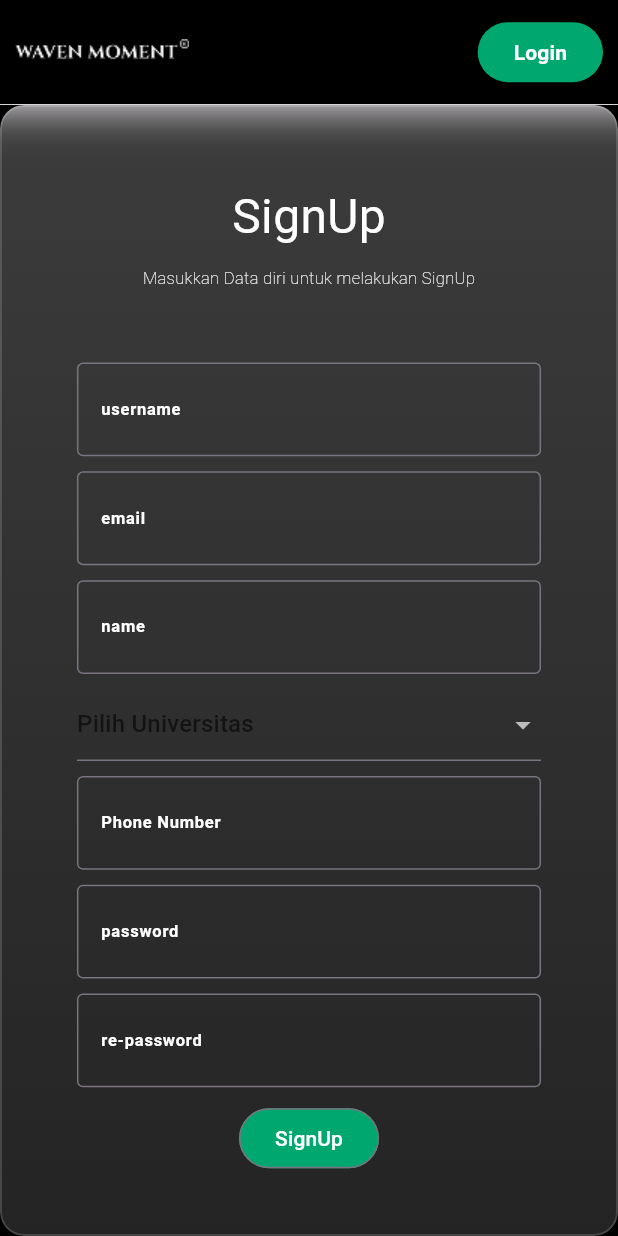
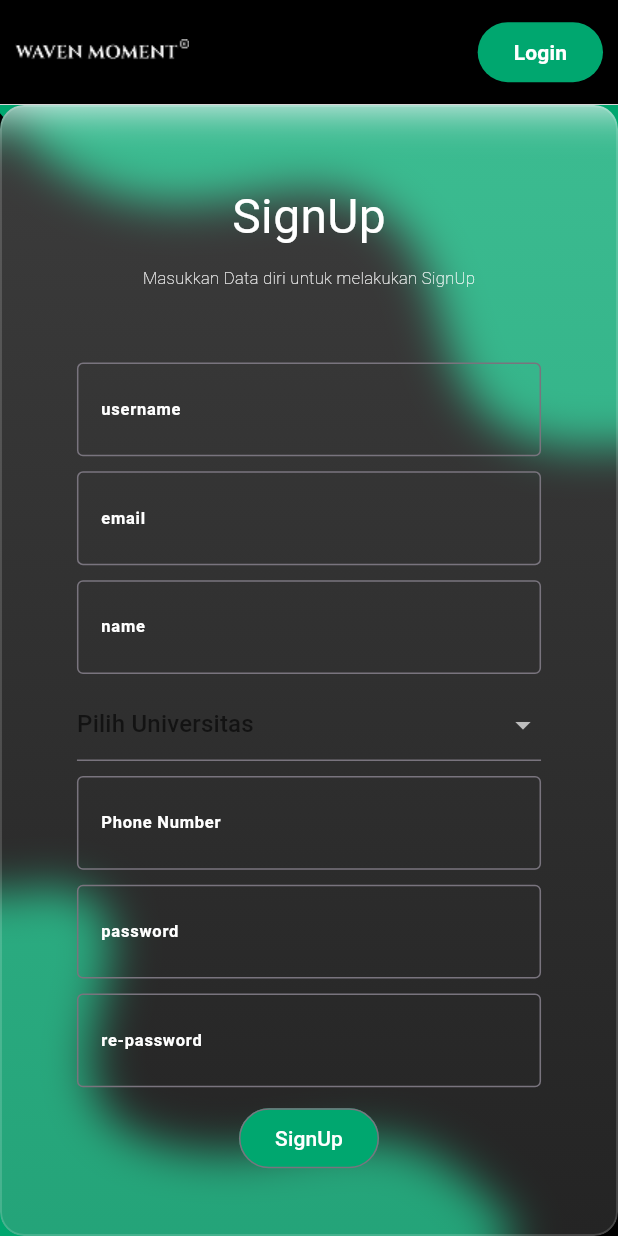
Before and after one commit to yasirkhoirul/Waven, a Flutter app: the SignupPage screen opened by its route, after a tap on "SignUp", after a tap on "Login", after a tap on "Signup", on a phone screen of 412 x 824 dp. Run offline on Flutter 3.47's test engine with Material 3 defaults, Android fonts, the phone set to English and light mode, and no system bars; our stand-ins replace bloc, cached_network_image, carousel_slider, dio, equatable, flutter_bloc and 6 more; accounts and stored records are empty; network calls fail; project files that could hold a hidden picture were left out.

Commit message:
adding ui profile

```diff
--- a/lib/data/remote/data_remote_impl.dart
+++ b/lib/data/remote/data_remote_impl.dart
@@ -40,7 +40,6 @@ class DataRemoteImpl implements DataRemote {
     try {
       final response = await http.post(
         uri,
-
         headers: {
           'Authorization': basicAuth,
           'content-type': 'application/json',
--- a/lib/presentation/pages/login_page.dart
+++ b/lib/presentation/pages/login_page.dart
@@ -1,3 +1,4 @@
+import 'package:flutter/foundation.dart';
 import 'package:flutter/material.dart';
 import 'package:flutter_bloc/flutter_bloc.dart';
 import 'package:go_router/go_router.dart';
@@ -40,7 +41,8 @@ class LoginPage extends StatelessWidget {
       body: SafeArea(
         child: LayoutBuilder(
           builder: (context, constrains) {
-            if (constrains.maxHeight < 500) {
+            final keyboardOpen = MediaQuery.of(context).viewInsets.bottom > 0;
+            if (!keyboardOpen&& constrains.maxHeight < 600) {
               return SingleChildScrollView(
                 child: SizedBox(
                   height: 600,
@@ -51,22 +53,30 @@ class LoginPage extends StatelessWidget {
                 ),
               );
             } else {
+              if (kIsWeb) {
                 return SingleChildScrollView(
                   child: Column(
                     children: [
                       SizedBox(
-                      height: MediaQuery.of(context).size.height-70,
+                        height: MediaQuery.of(context).size.height - 70,
                         child: LayoutLogin(
                           tinggilottie: tinggilottie,
                           runtimeType: runtimeType,
                         ),
                       ),
-                    Container(
-                      color: Colors.black,
-                      child: Footer())
+                      Container(color: Colors.black, child: Footer()),
                     ],
                   ),
                 );
+              } else {
+                return SizedBox(
+                  height: MediaQuery.of(context).size.height - 70,
+                  child: LayoutLogin(
+                    tinggilottie: tinggilottie,
+                    runtimeType: runtimeType,
+                  ),
+                );
+              }
             }
           },
         ),
@@ -75,7 +85,7 @@ class LoginPage extends StatelessWidget {
   }
 }
 
-class LayoutLogin extends StatelessWidget {
+class LayoutLogin extends StatefulWidget {
   const LayoutLogin({
     super.key,
     required this.tinggilottie,
@@ -86,28 +96,79 @@ class LayoutLogin extends StatelessWidget {
   final Type runtimeType;
 
   @override
+  State<LayoutLogin> createState() => _LayoutLoginState();
+}
+
+class _LayoutLoginState extends State<LayoutLogin>
+    with SingleTickerProviderStateMixin {
+  late AnimationController _controller;
+  late Animation<Offset> _leftBottomAnimation;
+  late Animation<Offset> _rightTopAnimation;
+
+  @override
+  void initState() {
+    _controller = AnimationController(
+      vsync: this,
+      duration: const Duration(seconds: 1),
+    );
+
+    // Kiri bawah → ke kiri bawah final
+    _leftBottomAnimation = Tween<Offset>(
+      begin: const Offset(0, 1.5), // dari luar kiri bawah
+      end: const Offset(0, 0), // posisi final
+    ).animate(CurvedAnimation(parent: _controller, curve: Curves.easeInOut));
+
+    // Kanan atas → ke kanan atas final
+    _rightTopAnimation = Tween<Offset>(
+      begin: const Offset(0, -1.5), // dari luar kiri atas
+      end: const Offset(0, 0), // posisi final
+    ).animate(CurvedAnimation(parent: _controller, curve: Curves.easeInOut));
+
+    // Mulai animasi setelah build
+    WidgetsBinding.instance.addPostFrameCallback((_) {
+      _controller.forward();
+    });
+    super.initState();
+  }
+
+  @override
+  void dispose() {
+    _controller.dispose();
+    super.dispose();
+  }
+
+  @override
   Widget build(BuildContext context) {
     return Stack(
       children: [
         Positioned.fill(child: Container(color: Colors.black)),
         Positioned(
-          bottom: tinggilottie * -0.25,
+          bottom: widget.tinggilottie * -0.25,
           left: 0,
+          child: SlideTransition(
+            position: _leftBottomAnimation,
             child: SizedBox(
-            height: tinggilottie,
-            width: tinggilottie,
+              height: widget.tinggilottie,
+              width: widget.tinggilottie,
 
               child: MyLottie(aset: ImagesPath.bgleftlottie),
             ),
           ),
+        ),
         Positioned(
-          top: tinggilottie * -0.25,
+          top: widget.tinggilottie * -0.25,
           right: 0,
+          child: SlideTransition(
+            position: _rightTopAnimation,
             child: SizedBox(
-            height: tinggilottie,
-            width: tinggilottie,
+              height: widget.tinggilottie,
+              width: widget.tinggilottie,
 
+              child: Hero(
+                tag: 'kiri',
                 child: MyLottie(aset: ImagesPath.bgrightlottie),
+              ),
+            ),
           ),
         ),
         Positioned(
@@ -118,8 +179,6 @@ class LayoutLogin extends StatelessWidget {
           child: Column(
             mainAxisAlignment: MainAxisAlignment.center,
             children: [
-
-
               SizedBox(
                 width: MediaQuery.of(context).size.width * 0.7,
                 height: 150,
@@ -131,17 +190,22 @@ class LayoutLogin extends StatelessWidget {
                         mainAxisAlignment: MainAxisAlignment.spaceBetween,
                         crossAxisAlignment: CrossAxisAlignment.end,
                         children: [
-                    Text("Sign In",style: GoogleFonts.robotoFlex(
+                          Text(
+                            "Sign In",
+                            style: GoogleFonts.robotoFlex(
                               color: Colors.white,
                               fontWeight: FontWeight.w600,
-                      fontSize: 48
-                    ),),
-                    Text("Home/login",style: GoogleFonts.robotoFlex(
+                              fontSize: 48,
+                            ),
+                          ),
+                          Text(
+                            "Home/login",
+                            style: GoogleFonts.robotoFlex(
                               color: Colors.white,
                               fontWeight: FontWeight.w100,
-                      fontSize: 18
-                    ),),
-
+                              fontSize: 18,
+                            ),
+                          ),
                         ],
                       ),
                       AnimatedDividerCurve(
@@ -156,6 +220,8 @@ class LayoutLogin extends StatelessWidget {
               ),
               Expanded(
                 child: Center(
+                  child: Padding(
+                    padding: const EdgeInsets.all(20),
                     child: FrostGlassAnimated(
                       width: 800,
                       height: 500,
@@ -177,7 +243,8 @@ class LayoutLogin extends StatelessWidget {
                               offsetY: 30, // jarak start dari bawah
                             ),
                             FadeInUpText(
-                            text: "Masukkan password dan username untuk masuk",
+                              text:
+                                  "Masukkan password dan username untuk masuk",
                               style: GoogleFonts.robotoFlex(
                                 color: Colors.white,
                                 fontSize: 11,
@@ -245,7 +312,9 @@ class LayoutLogin extends StatelessWidget {
                                                         .read<AuthCubit>()
                                                         .onInit();
                                                   },
-                                                child: const Text("Coba Lagi"),
+                                                  child: const Text(
+                                                    "Coba Lagi",
+                                                  ),
                                                 ),
                                               ],
                                             ),
@@ -276,6 +345,7 @@ class LayoutLogin extends StatelessWidget {
                               },
                             ),
                           ],
+                        ),
                       ),
                     ),
                   ),
@@ -375,10 +445,12 @@ class _FormLoginState extends State<FormLogin> {
                   onTap: () {
                     setState(() {
                       showpw = !showpw;
-
                     });
                   },
-                  child: Icon(showpw?Icons.visibility:Icons.visibility_off, color: Colors.white),
+                  child: Icon(
+                    showpw ? Icons.visibility : Icons.visibility_off,
+                    color: Colors.white,
+                  ),
                 ),
               ),
             ),
--- a/lib/presentation/pages/porto_page.dart
+++ b/lib/presentation/pages/porto_page.dart
@@ -3,7 +3,6 @@ import 'package:flutter/material.dart';
 import 'package:flutter_bloc/flutter_bloc.dart';
 import 'package:google_fonts/google_fonts.dart';
 import 'package:waven/domain/entity/porto.dart';
-import 'package:waven/presentation/cubit/package_all_cubit.dart';
 import 'package:waven/presentation/cubit/porto_all_cubit.dart';
 import 'package:waven/presentation/widget/lottieanimation.dart';
 import 'package:waven/common/imageconstant.dart';
--- a/lib/presentation/pages/signup_page.dart
+++ b/lib/presentation/pages/signup_page.dart
@@ -3,12 +3,14 @@ import 'package:flutter/services.dart';
 import 'package:flutter_bloc/flutter_bloc.dart';
 import 'package:google_fonts/google_fonts.dart';
 import 'package:waven/common/constant.dart';
+import 'package:waven/common/imageconstant.dart';
 import 'package:waven/domain/entity/univ_dropdown.dart';
 import 'package:waven/domain/entity/user.dart';
 import 'package:waven/presentation/cubit/signup_cubit.dart';
 import 'package:waven/presentation/cubit/tokenauth_cubit.dart';
 import 'package:waven/presentation/widget/appbars.dart';
 import 'package:waven/presentation/widget/frostglass.dart';
+import 'package:waven/presentation/widget/lottieanimation.dart';
 
 class SignupPage extends StatefulWidget {
   const SignupPage({super.key});
@@ -26,7 +28,9 @@ class _SignupPageState extends State<SignupPage> {
 
   @override
   Widget build(BuildContext context) {
+    final tinggilottie = MediaQuery.of(context).size.height;
     return Scaffold(
+      resizeToAvoidBottomInset: false,
       appBar: AppBar(
         toolbarHeight: 70,
         flexibleSpace: Builder(
@@ -47,7 +51,27 @@ class _SignupPageState extends State<SignupPage> {
         child: Stack(
           children: [
             Positioned.fill(child: Container(color: Colors.black)),
+            Positioned(
+          bottom: tinggilottie * -0.40,
+          left: 0,
+          child: SizedBox(
+            height: tinggilottie,
+            width: tinggilottie,
 
+            child: MyLottie(aset: ImagesPath.bgleftlottie),
+          ),
+        ),
+        Positioned(
+
+          top: tinggilottie * -0.40,
+          right: 0,
+          child: SizedBox(
+            height: tinggilottie,
+            width: tinggilottie,
+
+            child: MyLottie(aset: ImagesPath.bgrightlottie),
+          ),
+        ),
             Positioned(
               bottom: 0,
               right: 0,
--- a/lib/presentation/widget/appbarsuser.dart
+++ b/lib/presentation/widget/appbarsuser.dart
@@ -55,8 +55,10 @@ class AppbarsUser extends StatelessWidget {
                         ),),
                       ),
                       TextButton(
-                        onPressed: () {},
-                        child: Text("About Us",style: GoogleFonts.plusJakartaSans(
+                        onPressed: () {
+                          onpress(3);
+                        },
+                        child: Text("Profile",style: GoogleFonts.plusJakartaSans(
                           color: Colors.white,
                           fontWeight: FontWeight.w100,
                           fontSize: 14
```
Also changed, not shown: lib/data/remote/config.dart (added, +22 -0 lines), lib/presentation/pages/home_page.dart (+6 -2 lines), lib/presentation/pages/main_scaffold_user_page.dart (+30 -0 lines), lib/presentation/pages/profile_page.dart (added, +433 -0 lines), lib/presentation/router/routerauth.dart (+14 -2 lines), assets/lottie/kanan.json (renamed from assets/lottie/Background Animation(2).json), vercel.json (added). Lines whose indentation alone changed are shown as unchanged.
